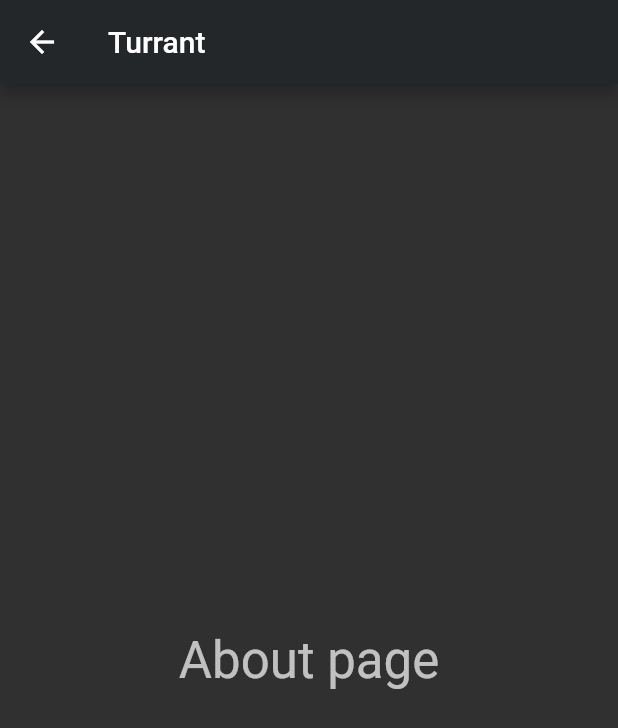
After one commit to mohitkyadav/source-server-manager, a Flutter app: the AboutPage screen opened by its route, on a phone screen of 412 x 824 dp. The commit adds this screen. Shown: the top 728 px of the screen. Run offline on Flutter 3.47's test engine with Material 2 defaults, Android fonts, the phone set to English and light mode, and no system bars; our stand-ins replace shared_preferences; accounts and stored records are empty.

Commit message:
custom router

```diff
--- a/lib/main.dart
+++ b/lib/main.dart
@@ -1,12 +1,11 @@
 import 'package:flutter/material.dart';
-import 'package:flutter/services.dart';
 import 'package:provider/provider.dart';
 import 'package:shared_preferences/shared_preferences.dart';
 
 import 'package:turrant/themes/theme_notifier.dart';
 import 'package:turrant/themes/app_themes.dart';
-
-import 'package:turrant/ui/home_page.dart';
+import 'package:turrant/routes/custom_router.dart';
+import 'package:turrant/routes/route_names.dart';
 
 void main () {
   WidgetsFlutterBinding.ensureInitialized();
@@ -15,7 +14,6 @@ void main () {
     runApp(MyApp(darkModeOn));
   });
 }
-
 
 class MyApp extends StatelessWidget {
   MyApp(this._darkModeOn);
@@ -44,7 +42,8 @@ class ThemedMaterialApp extends StatelessWidget {
     return MaterialApp(
       title: 'Turrant',
       theme: themeNotifier.getAppTheme.themeData,
-      home: HomePage(),
+      onGenerateRoute: CustomRouter.allRoutes,
+      initialRoute: homeRoute,
     );
   }
 }
--- /dev/null
+++ b/lib/routes/custom_router.dart
@@ -0,0 +1,20 @@
+import 'package:flutter/material.dart';
+
+import 'package:turrant/routes/route_names.dart';
+import 'package:turrant/ui/pages/home_page.dart';
+import 'package:turrant/ui/pages/about_page.dart';
+
+class CustomRouter {
+
+  static Route<dynamic> allRoutes(RouteSettings routeSettings,) {
+    switch(routeSettings.name) {
+      case homeRoute:
+        return MaterialPageRoute(builder: (_) => HomePage());
+      case aboutRoute:
+        return MaterialPageRoute(builder: (_) => AboutPage());
+
+      default:
+        return MaterialPageRoute(builder: (_) => HomePage());
+    }
+  }
+}
--- /dev/null
+++ b/lib/routes/route_names.dart
@@ -0,0 +1,3 @@
+const String homeRoute = '/';
+const String aboutRoute = '/about';
+const String settingsRoute = '/settings';
--- /dev/null
+++ b/lib/ui/pages/about_page.dart
@@ -0,0 +1,33 @@
+import 'package:flutter/material.dart';
+
+class AboutPage extends StatefulWidget {
+  AboutPage({Key key,}) : super(key: key);
+
+  @override
+  _AboutPageState createState() => _AboutPageState();
+}
+
+class _AboutPageState extends State<AboutPage> {
+  static const _title = 'Turrant';
+
+  @override
+  Widget build(BuildContext context) {
+
+    return Scaffold(
+      appBar: AppBar(
+        title: Text(_title),
+      ),
+      body: Center(
+        child: Column(
+          mainAxisAlignment: MainAxisAlignment.center,
+          children: <Widget>[
+            Text(
+              'About page',
+              style: Theme.of(context).textTheme.headline4,
+            ),
+          ],
+        ),
+      ),
+    );
+  }
+}
```
Also changed, not shown: lib/ui/pages/home_page.dart (renamed from lib/ui/home_page.dart).
